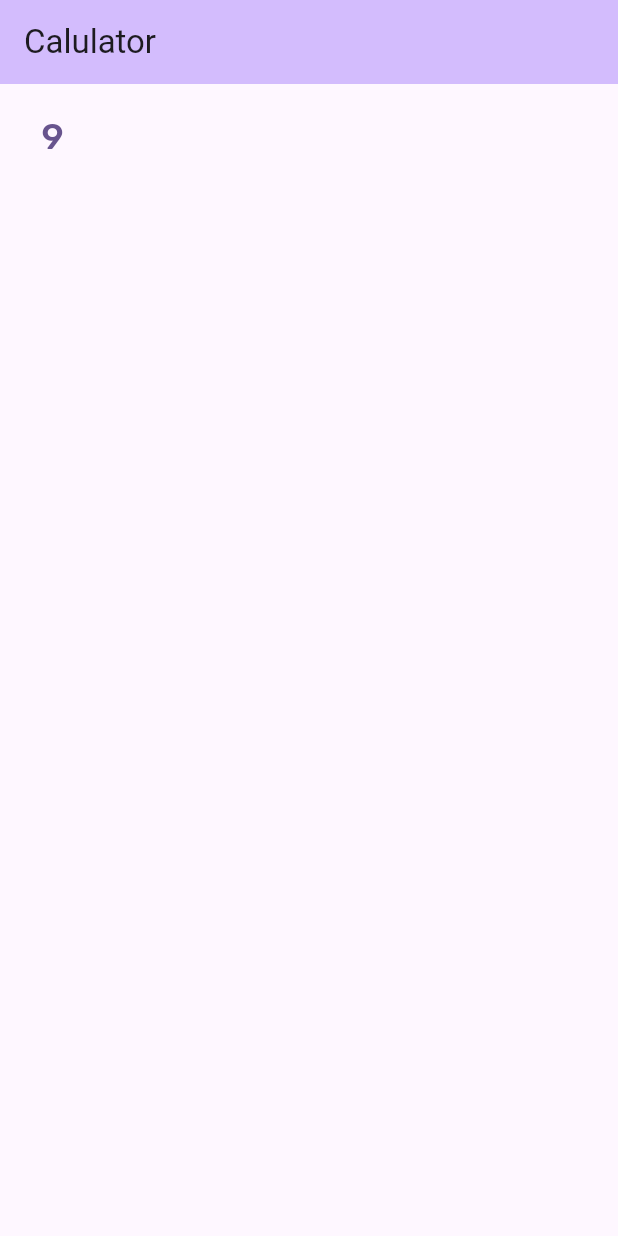
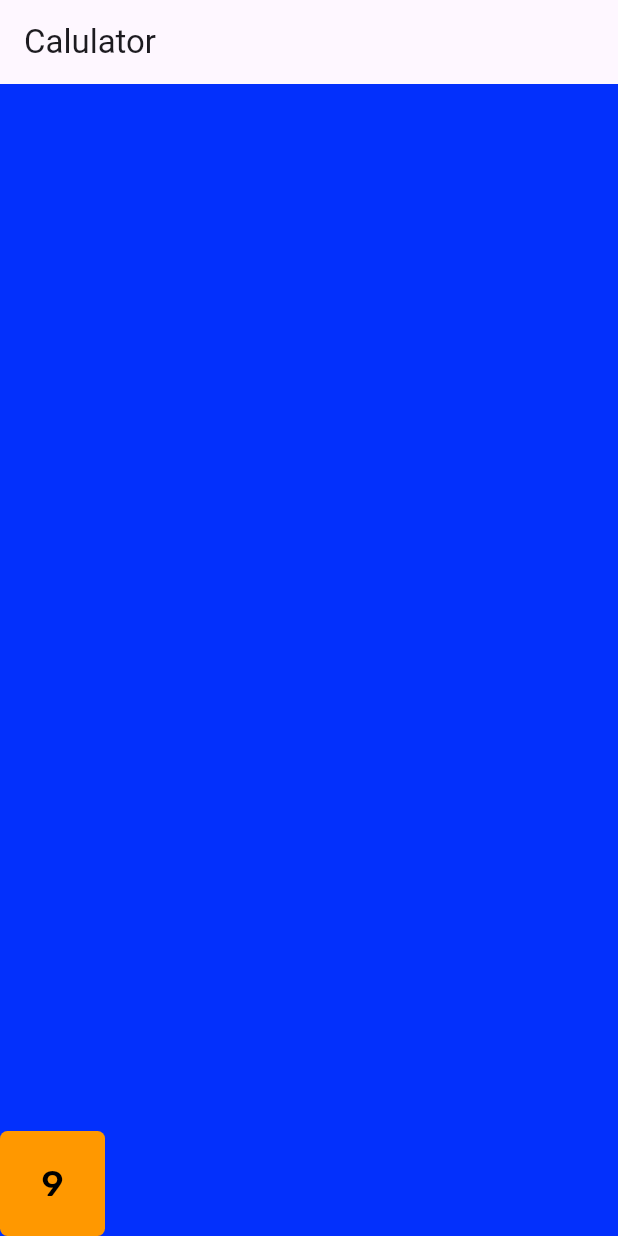
Before and after one commit to Jaugustin3-gsu/calculator-app, a Flutter app: the screen it shows after launch, on a phone screen of 412 x 824 dp. Run offline on Flutter 3.47's test engine with Material 3 defaults, Android fonts, the phone set to English and light mode, and no system bars; our stand-ins replace google_fonts.

Commit message:
added button & background color

```diff
--- a/lib/main.dart
+++ b/lib/main.dart
@@ -41,13 +41,17 @@ class _MyHomePageState extends State<MyHomePage> {
     return Scaffold(
       appBar: AppBar(
 
-        backgroundColor: Theme.of(context).colorScheme.inversePrimary,
+
         title: Text(widget.title),
       ),
 
+
+      backgroundColor: const Color.fromARGB(255, 3, 48, 252),
       body: Center(
 
+
         child: Column(
+          mainAxisAlignment: MainAxisAlignment.end,
 
           children: [
 
@@ -59,16 +63,24 @@ class _MyHomePageState extends State<MyHomePage> {
                     height: 70,
                     child: TextButton(
                       onPressed: () {},
+
                       style: TextButton.styleFrom(
+                        foregroundColor: Colors.black,
+                        backgroundColor: Colors.orange,
                         shape: RoundedRectangleBorder(
+
                           borderRadius: BorderRadius.circular(5.0)
                         )
-                      ), child: Text('9',
-                                      style: GoogleFonts.rubik(
-                                        textStyle: TextStyle(
-                                          fontSize: 24,
-                                        )
-                                      ),),
+                      ),
+                      child: Text('9',
+                                  style: GoogleFonts.rubik(
+                                    textStyle: TextStyle(
+                                      fontSize: 24,
+                                    )
+                                  ),
+                                  ),
+
+
                     ),
                   ),
                 )
```
